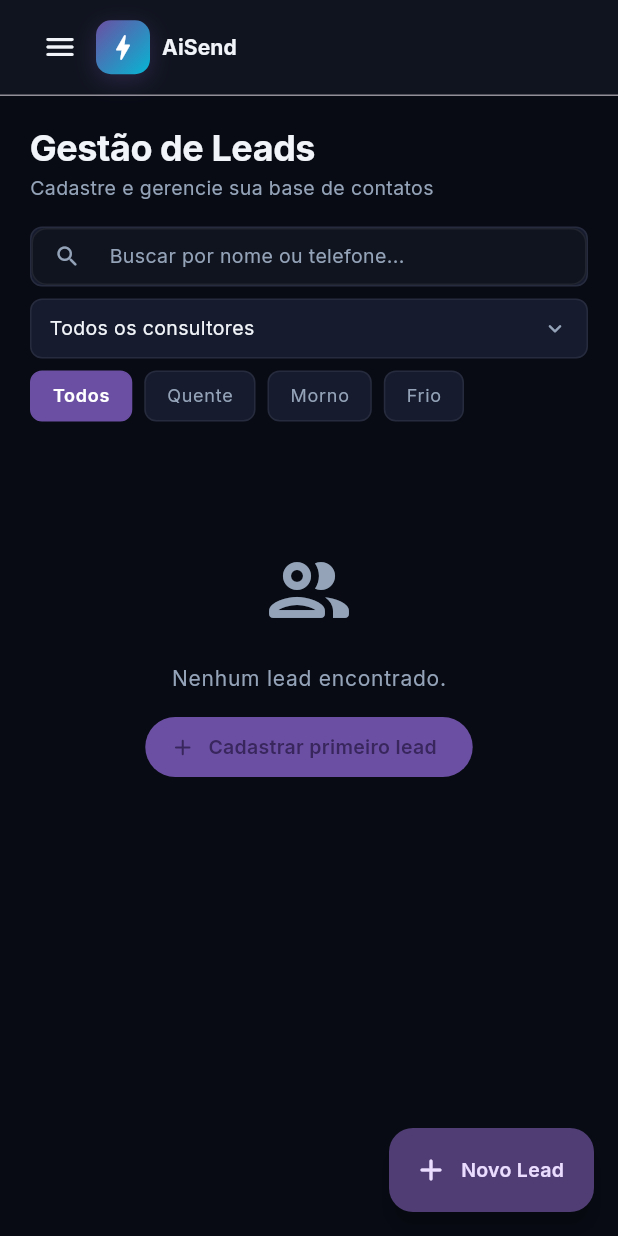
After one commit to AlexFerreira10/aisend-web, a Flutter app: the LeadsView screen opened by its route, on a phone screen of 412 x 824 dp. The commit adds this screen. Run offline on Flutter 3.47's test engine with Material 3 defaults, Android fonts, the phone set to English and light mode, and no system bars; our stand-ins replace dio, file_picker, google_fonts; network calls fail.

Commit message:
feat: better ui

```diff
--- a/lib/views/leads/leads_view.dart
+++ b/lib/views/leads/leads_view.dart
@@ -4,8 +4,7 @@ import 'package:aisend/core/theme/context_extension.dart';
 import 'package:aisend/view_models/leads_view_model.dart';
 import 'package:aisend/views/leads/widgets/lead_form_dialog.dart';
 import 'package:aisend/views/leads/widgets/leads_table.dart';
-import 'package:aisend/widgets/aisend_app_bar.dart';
-import 'package:aisend/widgets/aisend_drawer.dart';
+import 'package:aisend/widgets/aisend_scaffold.dart';
 import 'package:flutter/material.dart';
 import 'package:provider/provider.dart';
 
@@ -17,9 +16,8 @@ class LeadsView extends StatelessWidget {
     final vm = context.watch<LeadsViewModel>();
     final isMobile = context.isMobile;
 
-    return Scaffold(
-      appBar: const AiSendAppBar(currentRoute: '/leads'),
-      drawer: const AiSendDrawer(currentRoute: '/leads'),
+    return AiSendScaffold(
+      currentRoute: '/leads',
       floatingActionButton: isMobile
           ? FloatingActionButton.extended(
               onPressed: () => _openCreate(context),
@@ -82,14 +80,18 @@ class _PageHeader extends StatelessWidget {
   const _PageHeader({required this.onCreateTap});
 
   @override
-  Widget build(BuildContext context) => Row(
+  Widget build(BuildContext context) {
+    final hasSidebar = MediaQuery.sizeOf(context).width >= 900;
+    return Row(
         children: [
           Expanded(
             child: Column(
               crossAxisAlignment: CrossAxisAlignment.start,
               children: [
-                Text('Gestão de Leads', style: context.textTheme.displayMedium),
-                const AppSpacerVertical.small(),
+                if (!hasSidebar) ...[
+                  Text('Gestão de Leads', style: context.textTheme.displayMedium),
+                  const AppSpacerVertical.small(),
+                ],
                 Text(
                   'Cadastre e gerencie sua base de contatos',
                   style: context.textTheme.bodyMedium?.copyWith(
@@ -107,6 +109,7 @@ class _PageHeader extends StatelessWidget {
             ),
         ],
       );
+  }
 }
 
 // ─── Filter Row ───────────────────────────────────────────────────────────────
--- /dev/null
+++ b/lib/widgets/aisend_scaffold.dart
@@ -0,0 +1,80 @@
+import 'package:aisend/core/theme/context_extension.dart';
+import 'package:aisend/widgets/aisend_app_bar.dart';
+import 'package:aisend/widgets/aisend_drawer.dart';
+import 'package:aisend/widgets/side_nav.dart';
+import 'package:flutter/material.dart';
+
+class AiSendScaffold extends StatelessWidget {
+  final String currentRoute;
+  final Widget body;
+  final Widget? floatingActionButton;
+
+  const AiSendScaffold({
+    super.key,
+    required this.currentRoute,
+    required this.body,
+    this.floatingActionButton,
+  });
+
+  static const _routeTitles = {
+    '/': 'Central de Resultados',
+    '/broadcast': 'Máquina de Disparos',
+    '/schedule': 'Agendamentos',
+    '/follow_up': 'Follow-up',
+    '/leads': 'Gestão de Leads',
+  };
+
+  @override
+  Widget build(BuildContext context) {
+    final isDesktop = MediaQuery.sizeOf(context).width >= 900;
+
+    if (isDesktop) {
+      return Scaffold(
+        body: MediaQuery.removePadding(
+          context: context,
+          removeTop: true,
+          child: Row(
+            children: <Widget>[
+              SideNav(currentRoute: currentRoute),
+              Expanded(
+                child: Column(
+                  crossAxisAlignment: CrossAxisAlignment.stretch,
+                  children: <Widget>[
+                    _ContentHeader(title: _routeTitles[currentRoute] ?? ''),
+                    Expanded(child: body),
+                  ],
+                ),
+              ),
+            ],
+          ),
+        ),
+      );
+    }
+
+    return Scaffold(
+      appBar: AiSendAppBar(currentRoute: currentRoute),
+      drawer: AiSendDrawer(currentRoute: currentRoute),
+      floatingActionButton: floatingActionButton,
+      body: body,
+    );
+  }
+}
+
+class _ContentHeader extends StatelessWidget {
+  final String title;
+  const _ContentHeader({required this.title});
+
+  @override
+  Widget build(BuildContext context) => Container(
+        height: 56,
+        padding: const EdgeInsets.symmetric(horizontal: 32),
+        decoration: BoxDecoration(
+          color: context.colorScheme.surface,
+          border: Border(
+            bottom: BorderSide(color: context.theme.dividerColor, width: 1),
+          ),
+        ),
+        alignment: Alignment.centerLeft,
+        child: Text(title, style: context.textTheme.headlineSmall),
+      );
+}
```
Also changed, not shown: lib/views/broadcast/broadcast_view.dart (+3 -5 lines), lib/views/dashboard/dashboard_view.dart (+11 -11 lines), lib/views/follow_up/follow_up_view.dart (+3 -5 lines), lib/views/schedule/schedule_view.dart (+3 -5 lines), lib/widgets/side_nav.dart (added, +219 -0 lines).
